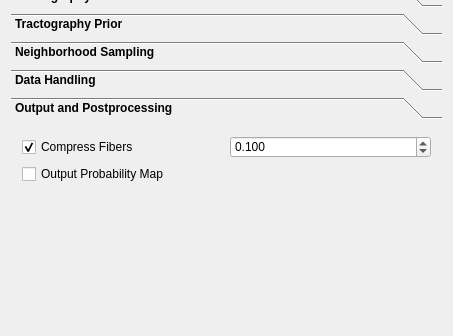
MIC-DKFZ/MITK-Diffusion, file Plugins/org.mitk.gui.qt.diffusionimaging.tractography/src/internal/QmitkStreamlineTrackingViewControls.ui: the form before one commit; both pictures show x 0 to 453 and y 523 to 859 of the 453 by 859 pixel window.
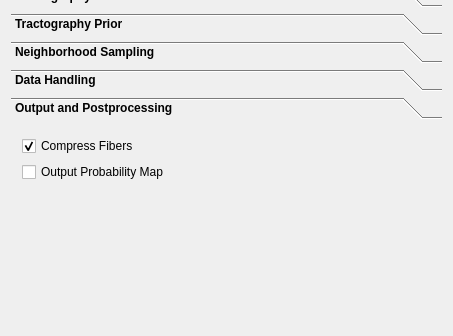
The form after the commit. The open tabs and pages were chosen to show the change. Icons and pictures are not drawn. Custom widgets are drawn as their Qt base class.

Diff of the .ui file:
```diff
--- a/Plugins/org.mitk.gui.qt.diffusionimaging.tractography/src/internal/QmitkStreamlineTrackingViewControls.ui
+++ b/Plugins/org.mitk.gui.qt.diffusionimaging.tractography/src/internal/QmitkStreamlineTrackingViewControls.ui
@@ -1591,79 +1591,7 @@
        <string>Specify the tractography output (streamlines or probability maps) and postprocessing steps.</string>
       </attribute>
       <layout class="QGridLayout" name="gridLayout_5">
-       <item row="0" column="0">
-        <widget class="QFrame" name="frame_5">
-         <property name="frameShape">
-          <enum>QFrame::NoFrame</enum>
-         </property>
-         <property name="frameShadow">
-          <enum>QFrame::Raised</enum>
-         </property>
-         <layout class="QGridLayout" name="gridLayout_8">
-          <property name="leftMargin">
-           <number>0</number>
-          </property>
-          <property name="topMargin">
-           <number>0</number>
-          </property>
-          <property name="rightMargin">
-           <number>0</number>
-          </property>
-          <property name="bottomMargin">
-           <number>0</number>
-          </property>
-          <item row="0" column="0">
-           <widget class="QCheckBox" name="m_ResampleFibersBox">
-            <property name="toolTip">
-             <string>Compress fibers using the specified error constraint.</string>
-            </property>
-            <property name="text">
-             <string>Compress Fibers</string>
-            </property>
-            <property name="checked">
-             <bool>true</bool>
-            </property>
-           </widget>
-          </item>
-          <item row="0" column="1">
-           <widget class="QDoubleSpinBox" name="m_FiberErrorBox">
-            <property name="focusPolicy">
-             <enum>Qt::StrongFocus</enum>
-            </property>
-            <property name="toolTip">
-             <string>Lossy fiber compression. Recommended for large tractograms. Maximum error in mm.</string>
-            </property>
-            <property name="decimals">
-             <number>3</number>
-            </property>
-            <property name="maximum">
-             <double>10.000000000000000</double>
-            </property>
-            <property name="singleStep">
-             <double>0.010000000000000</double>
-            </property>
-            <property name="value">
-             <double>0.100000000000000</double>
-            </property>
-           </widget>
-          </item>
-         </layout>
-        </widget>
-       </item>
-       <item row="1" column="0">
-        <widget class="QCheckBox" name="m_OutputProbMap">
-         <property name="toolTip">
-          <string>Output map with voxel-wise visitation counts instead of streamlines.</string>
-         </property>
-         <property name="text">
-          <string>Output Probability Map</string>
-         </property>
-         <property name="checked">
-          <bool>false</bool>
-         </property>
-        </widget>
-       </item>
-       <item row="2" column="0">
+       <item row="3" column="0">
         <spacer name="verticalSpacer_5">
          <property name="orientation">
           <enum>Qt::Vertical</enum>
@@ -1676,6 +1604,32 @@
          </property>
         </spacer>
        </item>
+       <item row="1" column="0">
+        <widget class="QCheckBox" name="m_ResampleFibersBox">
+         <property name="toolTip">
+          <string>Compress fibers using the specified error constraint.</string>
+         </property>
+         <property name="text">
+          <string>Compress Fibers</string>
+         </property>
+         <property name="checked">
+          <bool>true</bool>
+         </property>
+        </widget>
+       </item>
+       <item row="2" column="0">
+        <widget class="QCheckBox" name="m_OutputProbMap">
+         <property name="toolTip">
+          <string>Output map with voxel-wise visitation counts instead of streamlines.</string>
+         </property>
+         <property name="text">
+          <string>Output Probability Map</string>
+         </property>
+         <property name="checked">
+          <bool>false</bool>
+         </property>
+        </widget>
+       </item>
       </layout>
      </widget>
     </widget>
```
